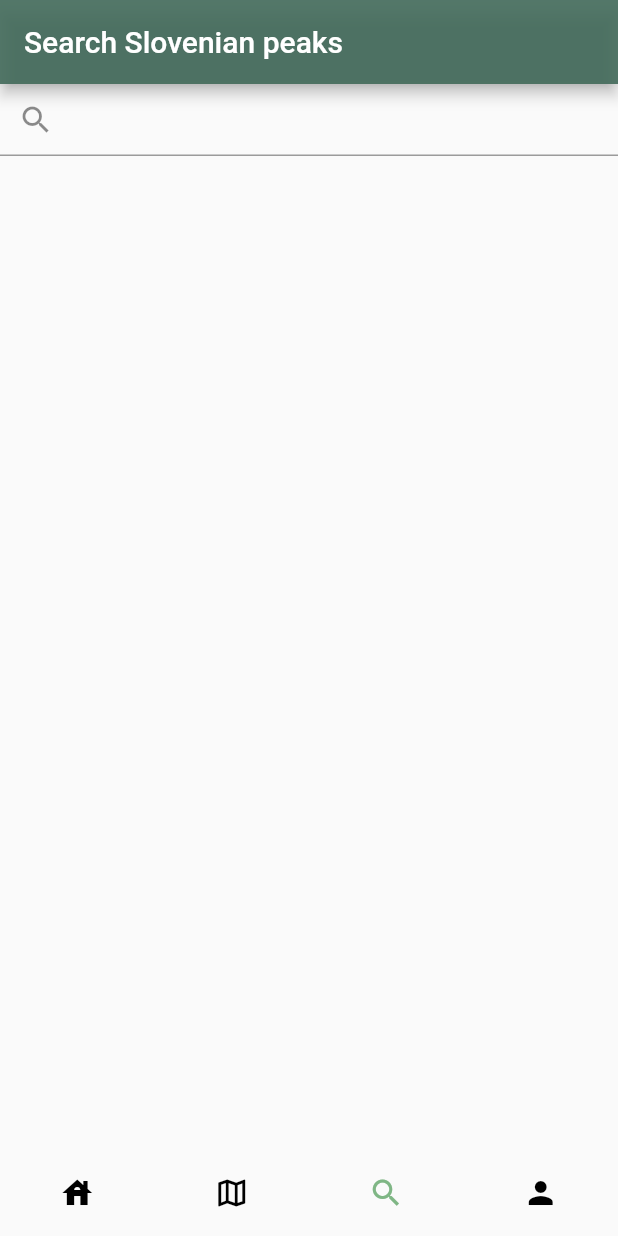
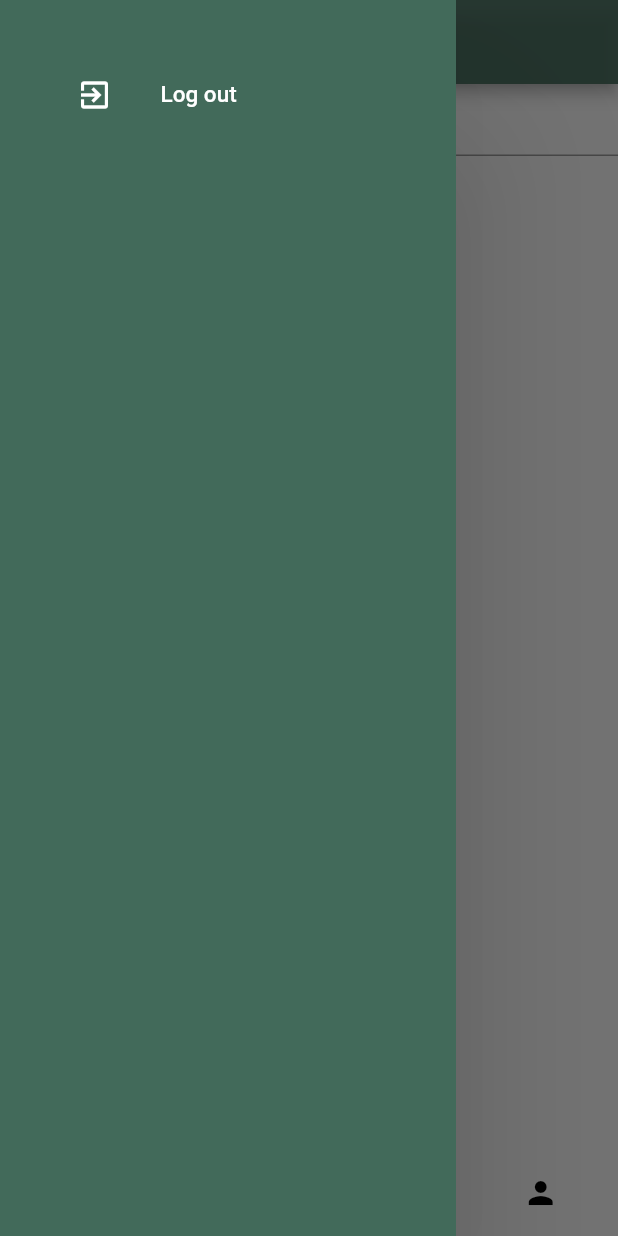
Before and after one commit to polancka/bach_thes, a Flutter app: the screen it shows after launch, item 3 of the bottom bar chosen, with the side drawer open (before the commit the screen has no drawer), on a phone screen of 412 x 824 dp. Run offline on Flutter 3.47's test engine with Material 2 defaults, Android fonts, the phone set to English and light mode, and no system bars; our stand-ins replace cloud_firestore, firebase_auth, firebase_core; missing offline and left inert: dart:ffi; accounts and stored records are empty.

Commit message:
"Added drawer and functioning paths with checking if there are any"

```diff
--- a/lib/controllers/login_controller.dart
+++ b/lib/controllers/login_controller.dart
@@ -19,7 +19,7 @@ class LoginController {
           .signInWithEmailAndPassword(
               email: this._email, password: this._password)
           .then((value) {
-        MyNavigator(context).NavigateToHome();
+        MyNavigator(context).navigateToMainPage();
       });
     } on FirebaseException catch (e) {
       log(e.toString());
--- a/lib/main.dart
+++ b/lib/main.dart
@@ -9,6 +9,7 @@ import 'firebase_options.dart';
 import 'package:firebase_auth/firebase_auth.dart';
 import 'views/pages/home_page.dart';
 import 'package:bach_thes/views/pages/forgoten_password_page.dart';
+import 'views/pages/map_page.dart';
 
 void main() async {
   //ensure widget binding before running the aplication
--- a/lib/views/pages/list_of_peaks.dart
+++ b/lib/views/pages/list_of_peaks.dart
@@ -85,13 +85,6 @@ class _SearchPeaksState extends State<SearchPeaks> {
   @override
   Widget build(BuildContext context) {
     return Scaffold(
-        appBar: AppBar(
-          backgroundColor: Styles.deepgreen.withOpacity(0.9),
-          title: Text(
-            "Search Slovenian peaks",
-            style: TextStyle(color: Colors.white),
-          ),
-        ),
         body: Column(children: [
       TextField(
         controller: _searchController,
--- a/lib/views/pages/main_page.dart
+++ b/lib/views/pages/main_page.dart
@@ -1,7 +1,11 @@
+import 'package:bach_thes/controllers/navigation_controller.dart';
 import 'package:bach_thes/views/pages/home_page.dart';
 import 'package:bach_thes/views/pages/list_of_peaks.dart';
 import 'package:bach_thes/views/pages/map_page.dart';
 import 'package:bach_thes/views/pages/profile_page.dart';
+import 'package:bach_thes/views/widgets/reusable_widgets.dart';
+import 'package:firebase_auth/firebase_auth.dart';
+import 'package:firebase_core/firebase_core.dart';
 import 'package:flutter/material.dart';
 import 'package:bach_thes/utils/styles.dart';
 
@@ -27,6 +31,8 @@ class _MainPageState extends State<MainPage> {
     }
 
     return Scaffold(
+      appBar: myAppBar(""),
+      drawer: myDrawer(context),
       body: pages[currentIndex],
       bottomNavigationBar: BottomNavigationBar(
         type: BottomNavigationBarType.fixed,
--- a/lib/views/pages/path_detail.dart
+++ b/lib/views/pages/path_detail.dart
@@ -30,12 +30,6 @@ class PathDetail extends StatelessWidget {
     return SafeArea(
         child: Scaffold(
             extendBodyBehindAppBar: false,
-            appBar: AppBar(
-              centerTitle: true,
-              title: Text("Path", style: TextStyle(color: Styles.deepgreen)),
-              backgroundColor: Colors.white,
-              iconTheme: IconThemeData(color: Styles.deepgreen),
-            ),
             body: Container(
                 width: MediaQuery.of(context).size.width,
                 height: MediaQuery.of(context).size.height,
--- a/lib/views/pages/peak_detail.dart
+++ b/lib/views/pages/peak_detail.dart
@@ -41,12 +41,6 @@ class _PeakDetailState extends State<PeakDetail> {
   Widget build(BuildContext context) {
     return Scaffold(
         extendBodyBehindAppBar: false,
-        appBar: AppBar(
-          centerTitle: true,
-          title: Text("Peak", style: TextStyle(color: Styles.deepgreen)),
-          backgroundColor: Colors.white,
-          iconTheme: IconThemeData(color: Styles.deepgreen),
-        ),
         body: Container(
             height: MediaQuery.of(context).size.height,
             child: SingleChildScrollView(
--- a/lib/views/widgets/reusable_widgets.dart
+++ b/lib/views/widgets/reusable_widgets.dart
@@ -1,10 +1,6 @@
-import 'dart:math';
 import 'package:bach_thes/controllers/login_controller.dart';
 import 'package:bach_thes/controllers/navigation_controller.dart';
 import 'package:bach_thes/controllers/registration_controller.dart';
-import 'package:bach_thes/models/registration_model.dart';
-import 'package:bach_thes/views/pages/home_page.dart';
-import 'package:bach_thes/views/pages/registration_page.dart';
 import 'package:flutter/material.dart';
 import 'package:firebase_auth/firebase_auth.dart';
 import 'package:bach_thes/utils/styles.dart';
@@ -128,3 +124,44 @@ Container landingPageTile(BuildContext context, String text) {
         child: Text(text, style: TextStyle(color: Styles.deepgreen))),
   );
 }
+
+//Hamburger menu - contains options such as log out. Navigations on tap yet to be made in detail.
+Drawer myDrawer(BuildContext context) {
+  return Drawer(
+      elevation: 50,
+      backgroundColor: Styles.deepgreen,
+      child: Container(
+          padding: EdgeInsets.all(35),
+          child: ListView(
+            padding: EdgeInsets.zero,
+            children: [
+              ListTile(
+                  leading: Icon(
+                    Icons.exit_to_app,
+                    color: Colors.white,
+                  ),
+                  title: Text(
+                    "Log out",
+                    style: TextStyle(color: Colors.white, fontSize: 15),
+                  ),
+                  onTap: () {
+                    FirebaseAuth.instance
+                        .signOut()
+                        .then((value) => {})
+                        .catchError((error) => {
+                              //eror happened
+                            });
+                  })
+            ],
+          )));
+}
+
+//App bar that enables the drawer to be accessed. It does not contain a title.
+AppBar myAppBar(String text) {
+  return AppBar(
+      backgroundColor: Styles.deepgreen.withOpacity(0.9),
+      title: Text(
+        text,
+        style: TextStyle(color: Colors.white),
+      ));
+}
```
Also changed, not shown: lib/controllers/navigation_controller.dart (+8 -0 lines), lib/controllers/registration_controller.dart (+12 -3 lines), lib/views/pages/home_page.dart (+2 -22 lines), lib/views/pages/map_page.dart (+3 -4 lines). Lines whose indentation alone changed are shown as unchanged.
